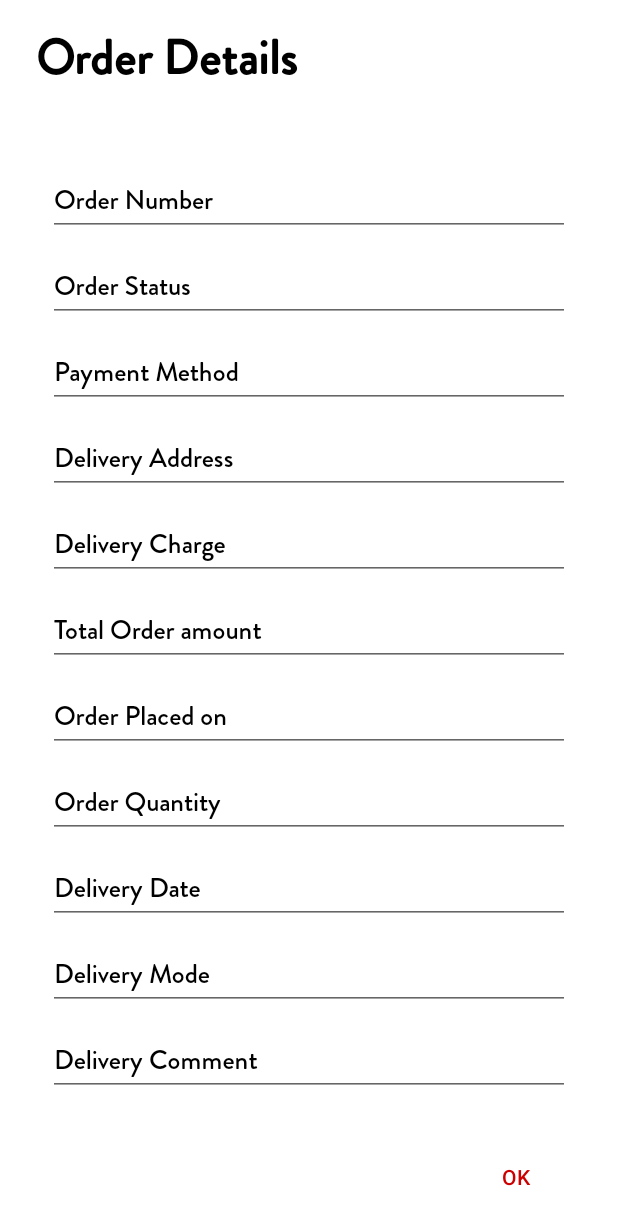
After one commit to kartikaysharma01/FuelisticV2Client, an Android app: the layout layout_dialog_order_detail.xml on its own in the app's theme, with its tools: preview values and no code run, on a phone screen of 412 x 824 dp. The commit adds this screen. Shown: the top 1225 px of the screen. Run offline under Robolectric (Android 15) with nearby library versions, the phone set to English and light mode, and no system bars; Roboto replaces fonts that are not available here.

Commit message:
Order Details added

```diff
--- a/app/src/main/java/com/example/fuelisticv2client/fuelisticv2client/Adapter/MyOrdersAdapter.java
+++ b/app/src/main/java/com/example/fuelisticv2client/fuelisticv2client/Adapter/MyOrdersAdapter.java
@@ -1,17 +1,24 @@
 package com.example.fuelisticv2client.fuelisticv2client.Adapter;
 
+import android.app.AlertDialog;
 import android.content.Context;
+import android.graphics.Color;
+import android.graphics.drawable.ColorDrawable;
+import android.view.Gravity;
 import android.view.LayoutInflater;
 import android.view.View;
 import android.view.ViewGroup;
+import android.widget.Button;
 import android.widget.TextView;
 
 import androidx.annotation.NonNull;
 import androidx.recyclerview.widget.RecyclerView;
 
 import com.example.fuelisticv2client.R;
+import com.example.fuelisticv2client.fuelisticv2client.Callback.IRecyclerClickListener;
 import com.example.fuelisticv2client.fuelisticv2client.Common.Common;
 import com.example.fuelisticv2client.fuelisticv2client.Model.OrderModel;
+import com.google.android.material.textfield.TextInputEditText;
 
 import java.text.SimpleDateFormat;
 import java.util.Calendar;
@@ -62,6 +69,56 @@ public class MyOrdersAdapter extends RecyclerView.Adapter<MyOrdersAdapter.MyView
         holder.txt_delivery_date.setText(new StringBuilder("Delivery date: ").append(orderList.get(position).getDeliveryDate()));
         holder.txt_order_amount.setText(new StringBuilder("Amount: Rs ").append(orderList.get(position).getTotalPayment()));
         holder.txt_order_status.setText(new StringBuilder("Status: ").append(Common.converStatusToText(orderList.get(position).getOrderStatus())));
+
+        holder.setRecyclerClickListener((view, position1) -> showDialog(position1));
+
+    }
+
+    private void showDialog(int position) {
+        View layout_dialog = LayoutInflater.from(context).inflate(R.layout.layout_dialog_order_detail, null);
+        AlertDialog.Builder builder = new AlertDialog.Builder(context);
+        builder.setView(layout_dialog);
+
+        Button btn_ok = (Button) layout_dialog.findViewById(R.id.btn_ok);
+        TextInputEditText order_details_order_num= (TextInputEditText) layout_dialog.findViewById(R.id.order_details_order_num);
+        TextInputEditText order_details_order_status= (TextInputEditText) layout_dialog.findViewById(R.id.order_details_order_status);
+        TextInputEditText order_details_transaction_id= (TextInputEditText) layout_dialog.findViewById(R.id.order_details_transaction_id);
+        TextInputEditText order_details_delivery_address= (TextInputEditText) layout_dialog.findViewById(R.id.order_details_delivery_address);
+        TextInputEditText order_details_delivery_charge= (TextInputEditText) layout_dialog.findViewById(R.id.order_details_delivery_charge);
+        TextInputEditText order_details_total_order_amt= (TextInputEditText) layout_dialog.findViewById(R.id.order_details_total_order_amt);
+        TextInputEditText order_details_order_date= (TextInputEditText) layout_dialog.findViewById(R.id.order_details_order_date);
+        TextInputEditText order_details_order_quantity= (TextInputEditText) layout_dialog.findViewById(R.id.order_details_order_quantity);
+        TextInputEditText order_details_delivery_mode= (TextInputEditText) layout_dialog.findViewById(R.id.order_details_delivery_mode);
+        TextInputEditText order_details_delivery_cmt= (TextInputEditText) layout_dialog.findViewById(R.id.order_details_delivery_cmt);
+        TextInputEditText order_details_delivery_date= (TextInputEditText) layout_dialog.findViewById(R.id.order_details_delivery_date);
+
+        order_details_order_num.setText(orderList.get(position).getOrderNumber());
+        order_details_order_status.setText(Common.converStatusToText(orderList.get(position).getOrderStatus()) );
+        order_details_transaction_id.setText(orderList.get(position).getTransactionId());
+        order_details_delivery_address.setText(orderList.get(position).getShippingAddress());
+        order_details_delivery_charge.setText(Integer.toString(orderList.get(position).getDeliveryCharge()));
+
+        calender.setTimeInMillis(orderList.get(position).getOrderDate());
+        Date date = new Date(orderList.get(position).getOrderDate());
+        order_details_order_date.setText(new StringBuilder(Common.getDayOfWeek(calender.get(Calendar.DAY_OF_WEEK)))
+                .append(", ")
+                .append(simpleDateFormat.format(date)));
+        order_details_total_order_amt.setText(String.valueOf(orderList.get(position).getTotalPayment()));
+        order_details_order_quantity.setText(orderList.get(position).getQuantity());
+        order_details_delivery_mode.setText(orderList.get(position).getDeliveryMode());
+        order_details_delivery_cmt.setText(orderList.get(position).getComment());
+        order_details_delivery_date.setText(orderList.get(position).getDeliveryDate());
+
+
+        //show dialog
+        AlertDialog dialog = builder.create();
+        dialog.show();
+
+        // custom dialog
+        dialog.getWindow().setBackgroundDrawable(new ColorDrawable(Color.TRANSPARENT));
+        dialog.getWindow().setGravity(Gravity.CENTER);
+
+        btn_ok.setOnClickListener(view -> dialog.dismiss());
     }
 
     @Override
@@ -70,7 +127,7 @@ public class MyOrdersAdapter extends RecyclerView.Adapter<MyOrdersAdapter.MyView
 
     }
 
-    public class MyViewHolder extends RecyclerView.ViewHolder {
+    public class MyViewHolder extends RecyclerView.ViewHolder implements View.OnClickListener {
         //        TextView myOrderMenuIcon = findViewById(R.id.txt_order_comment);
         @BindView(R.id.txt_order_amount)
         TextView txt_order_amount;
@@ -86,9 +143,24 @@ public class MyOrdersAdapter extends RecyclerView.Adapter<MyOrdersAdapter.MyView
 
         Unbinder unbinder;
 
+        IRecyclerClickListener recyclerClickListener;
+
+        public void setRecyclerClickListener(IRecyclerClickListener recyclerClickListener) {
+            this.recyclerClickListener = recyclerClickListener;
+        }
+
+
         public MyViewHolder(@NonNull View itemView) {
             super(itemView);
             unbinder = ButterKnife.bind(this,itemView);
+            itemView.setOnClickListener(this);
+
+        }
+
+        @Override
+        public void onClick(View view) {
+            recyclerClickListener.onItemClickListener(view, getAdapterPosition());
+
         }
     }
 
--- /dev/null
+++ b/app/src/main/java/com/example/fuelisticv2client/fuelisticv2client/Callback/IRecyclerClickListener.java
@@ -0,0 +1,8 @@
+package com.example.fuelisticv2client.fuelisticv2client.Callback;
+
+import android.view.View;
+
+public interface IRecyclerClickListener {
+    void onItemClickListener(View view, int position);
+
+}
--- /dev/null
+++ b/app/src/main/res/layout/layout_dialog_order_detail.xml
@@ -0,0 +1,316 @@
+<?xml version="1.0" encoding="utf-8"?>
+<RelativeLayout xmlns:android="http://schemas.android.com/apk/res/android"
+    android:layout_width="match_parent"
+    android:layout_height="match_parent"
+    xmlns:app="http://schemas.android.com/apk/res-auto"
+    android:background="@color/white"
+    android:orientation="vertical"
+    android:paddingLeft="24dp"
+    android:paddingTop="15dp"
+    android:paddingRight="24dp"
+    android:paddingBottom="15dp">
+
+    <TextView
+        android:id="@+id/txt_title"
+        android:layout_width="match_parent"
+        android:layout_height="wrap_content"
+        android:layout_marginBottom="10dp"
+        android:fontFamily="@font/brandon_medium"
+        android:text="Order Details"
+        android:textColor="@color/black"
+        android:textSize="32sp"
+        android:textStyle="bold" />
+
+    <ScrollView
+        android:layout_below="@+id/txt_title"
+        android:layout_width="match_parent"
+        android:layout_height="wrap_content"
+        android:layout_above="@+id/layout_button"
+        >
+
+        <LinearLayout
+            android:layout_width="match_parent"
+            android:layout_height="wrap_content"
+            android:orientation="vertical"
+            android:padding="8dp"
+            android:layout_marginTop="20dp">
+
+            <com.google.android.material.textfield.TextInputLayout
+                android:layout_width="match_parent"
+                android:layout_height="wrap_content"
+                android:hint="Order Number"
+                app:hintTextColor="@color/black"
+                android:textColorHint="@color/black"
+                app:boxStrokeWidthFocused="2dp"
+                app:boxStrokeColor="@color/black">
+
+
+                <com.google.android.material.textfield.TextInputEditText
+                    android:id="@+id/order_details_order_num"
+                    android:layout_width="match_parent"
+                    android:editable="false"
+                    android:focusable="false"
+                    android:layout_height="wrap_content"
+                    android:inputType="text"
+                    android:fontFamily="@font/brandon_medium">
+
+
+                </com.google.android.material.textfield.TextInputEditText>
+
+
+            </com.google.android.material.textfield.TextInputLayout>
+
+            <com.google.android.material.textfield.TextInputLayout
+                android:layout_width="match_parent"
+                android:layout_height="wrap_content"
+                android:hint="Order Status"
+                app:hintTextColor="@color/black"
+                android:textColorHint="@color/black"
+                app:boxStrokeWidthFocused="2dp"
+                app:boxStrokeColor="@color/black">
+
+
+                <com.google.android.material.textfield.TextInputEditText
+                    android:id="@+id/order_details_order_status"
+                    android:layout_width="match_parent"
+                    android:layout_height="wrap_content"
+                    android:inputType="text"
+                    android:editable="false"
+                    android:focusable="false"
+                    android:fontFamily="@font/brandon_medium">
+
+
+                </com.google.android.material.textfield.TextInputEditText>
+
+
+            </com.google.android.material.textfield.TextInputLayout>
+
+
+            <com.google.android.material.textfield.TextInputLayout
+                android:layout_width="match_parent"
+                android:layout_height="wrap_content"
+                android:hint="Payment Method"
+                android:textColorHint="@color/black"
+                app:hintTextColor="@color/black"
+                app:boxStrokeWidthFocused="2dp"
+                app:boxStrokeColor="@color/black">
+
+                <com.google.android.material.textfield.TextInputEditText
+                    android:layout_width="match_parent"
+                    android:layout_height="wrap_content"
+                    android:id="@+id/order_details_transaction_id"
+                    android:inputType="textEmailAddress"
+                    android:editable="false"
+                    android:focusable="false"
+                    android:fontFamily="@font/brandon_medium">
+                </com.google.android.material.textfield.TextInputEditText>
+
+
+            </com.google.android.material.textfield.TextInputLayout>
+
+            <com.google.android.material.textfield.TextInputLayout
+                android:layout_width="match_parent"
+                android:layout_height="wrap_content"
+                android:hint="Delivery Address"
+                android:textColorHint="@color/black"
+                app:hintTextColor="@color/black"
+                app:boxStrokeWidthFocused="2dp"
+                app:boxStrokeColor="@color/black">
+
+                <com.google.android.material.textfield.TextInputEditText
+                    android:layout_width="match_parent"
+                    android:layout_height="wrap_content"
+                    android:id="@+id/order_details_delivery_address"
+                    android:fontFamily="@font/brandon_medium"
+                    android:editable="false"
+                    android:focusable="false"
+                    android:inputType="text">
+                </com.google.android.material.textfield.TextInputEditText>
+
+
+            </com.google.android.material.textfield.TextInputLayout>
+
+            <com.google.android.material.textfield.TextInputLayout
+                android:layout_width="match_parent"
+                android:layout_height="wrap_content"
+                android:hint="Delivery Charge"
+                android:textColorHint="@color/black"
+                app:hintTextColor="@color/black"
+                app:boxStrokeWidthFocused="2dp"
+                app:boxStrokeColor="@color/black">
+
+                <com.google.android.material.textfield.TextInputEditText
+                    android:layout_width="match_parent"
+                    android:layout_height="wrap_content"
+                    android:fontFamily="@font/brandon_medium"
+                    android:editable="false"
+                    android:focusable="false"
+                    android:id="@+id/order_details_delivery_charge"
+                    android:inputType="text">
+                </com.google.android.material.textfield.TextInputEditText>
+
+
+            </com.google.android.material.textfield.TextInputLayout>
+
+            <com.google.android.material.textfield.TextInputLayout
+                android:layout_width="match_parent"
+                android:layout_height="wrap_content"
+                android:hint="Total Order amount"
+                android:textColorHint="@color/black"
+                app:hintTextColor="@color/black"
+                app:boxStrokeWidthFocused="2dp"
+                app:boxStrokeColor="@color/black">
+
+                <com.google.android.material.textfield.TextInputEditText
+                    android:layout_width="match_parent"
+                    android:layout_height="wrap_content"
+                    android:editable="false"
+                    android:focusable="false"
+                    android:fontFamily="@font/brandon_medium"
+                    android:id="@+id/order_details_total_order_amt"
+                    android:inputType="text">
+                </com.google.android.material.textfield.TextInputEditText>
+
+
+            </com.google.android.material.textfield.TextInputLayout>
+
+            <com.google.android.material.textfield.TextInputLayout
+                android:layout_width="match_parent"
+                android:layout_height="wrap_content"
+                android:hint="Order Placed on"
+                android:textColorHint="@color/black"
+                app:hintTextColor="@color/black"
+                app:boxStrokeWidthFocused="2dp"
+                app:boxStrokeColor="@color/black">
+
+                <com.google.android.material.textfield.TextInputEditText
+                    android:layout_width="match_parent"
+                    android:layout_height="wrap_content"
+                    android:fontFamily="@font/brandon_medium"
+                    android:editable="false"
+                    android:focusable="false"
+                    android:id="@+id/order_details_order_date"
+                    android:inputType="text">
+                </com.google.android.material.textfield.TextInputEditText>
+
+
+            </com.google.android.material.textfield.TextInputLayout>
+
+            <com.google.android.material.textfield.TextInputLayout
+                android:layout_width="match_parent"
+                android:layout_height="wrap_content"
+                android:hint="Order Quantity"
+                android:textColorHint="@color/black"
+                app:hintTextColor="@color/black"
+                app:boxStrokeWidthFocused="2dp"
+                app:boxStrokeColor="@color/black">
+
+                <com.google.android.material.textfield.TextInputEditText
+                    android:layout_width="match_parent"
+                    android:layout_height="wrap_content"
+                    android:fontFamily="@font/brandon_medium"
+                    android:editable="false"
+                    android:focusable="false"
+                    android:id="@+id/order_details_order_quantity"
+                    android:inputType="text">
+                </com.google.android.material.textfield.TextInputEditText>
+
+
+            </com.google.android.material.textfield.TextInputLayout>
+
+            <com.google.android.material.textfield.TextInputLayout
+                android:layout_width="match_parent"
+                android:layout_height="wrap_content"
+                android:hint="Delivery Date"
+                android:textColorHint="@color/black"
+                app:hintTextColor="@color/black"
+                app:boxStrokeWidthFocused="2dp"
+                app:boxStrokeColor="@color/black">
+
+                <com.google.android.material.textfield.TextInputEditText
+                    android:layout_width="match_parent"
+                    android:layout_height="wrap_content"
+                    android:editable="false"
+                    android:focusable="false"
+                    android:fontFamily="@font/brandon_medium"
+                    android:id="@+id/order_details_delivery_date"
+                    android:inputType="text">
+                </com.google.android.material.textfield.TextInputEditText>
+
+
+            </com.google.android.material.textfield.TextInputLayout>
+
+            <com.google.android.material.textfield.TextInputLayout
+                android:layout_width="match_parent"
+                android:layout_height="wrap_content"
+                android:hint="Delivery Mode"
+                android:textColorHint="@color/black"
+                app:hintTextColor="@color/black"
+                app:boxStrokeWidthFocused="2dp"
+                app:boxStrokeColor="@color/black">
+
+                <com.google.android.material.textfield.TextInputEditText
+                    android:layout_width="match_parent"
+                    android:layout_height="wrap_content"
+                    android:editable="false"
+                    android:focusable="false"
+                    android:fontFamily="@font/brandon_medium"
+                    android:id="@+id/order_details_delivery_mode"
+                    android:inputType="text">
+                </com.google.android.material.textfield.TextInputEditText>
+
+
+            </com.google.android.material.textfield.TextInputLayout>
+
+
+            <com.google.android.material.textfield.TextInputLayout
+                android:layout_width="match_parent"
+                android:layout_height="wrap_content"
+                android:hint="Delivery Comment"
+                android:textColorHint="@color/black"
+                app:hintTextColor="@color/black"
+                app:boxStrokeWidthFocused="2dp"
+                app:boxStrokeColor="@color/black">
+
+                <com.google.android.material.textfield.TextInputEditText
+                    android:layout_width="match_parent"
+                    android:layout_height="wrap_content"
+                    android:editable="false"
+                    android:focusable="false"
+                    android:fontFamily="@font/brandon_medium"
+                    android:id="@+id/order_details_delivery_cmt"
+                    android:inputType="text">
+                </com.google.android.material.textfield.TextInputEditText>
+
+
+            </com.google.android.material.textfield.TextInputLayout>
+
+
+
+        </LinearLayout>
+
+
+    </ScrollView>
+
+    <LinearLayout
+        android:id="@+id/layout_button"
+        android:layout_alignParentBottom="true"
+        android:layout_width="match_parent"
+        android:layout_height="wrap_content"
+        android:gravity="right"
+        android:orientation="horizontal">
+
+
+        <Button
+            android:layout_width="wrap_content"
+            android:layout_height="wrap_content"
+            android:padding="8dp"
+            android:id="@+id/btn_ok"
+            android:text="Ok"
+            android:textColor="@android:color/holo_red_dark"
+            android:background="@android:color/transparent"
+            />
+
+    </LinearLayout>
+
+</RelativeLayout>
```
